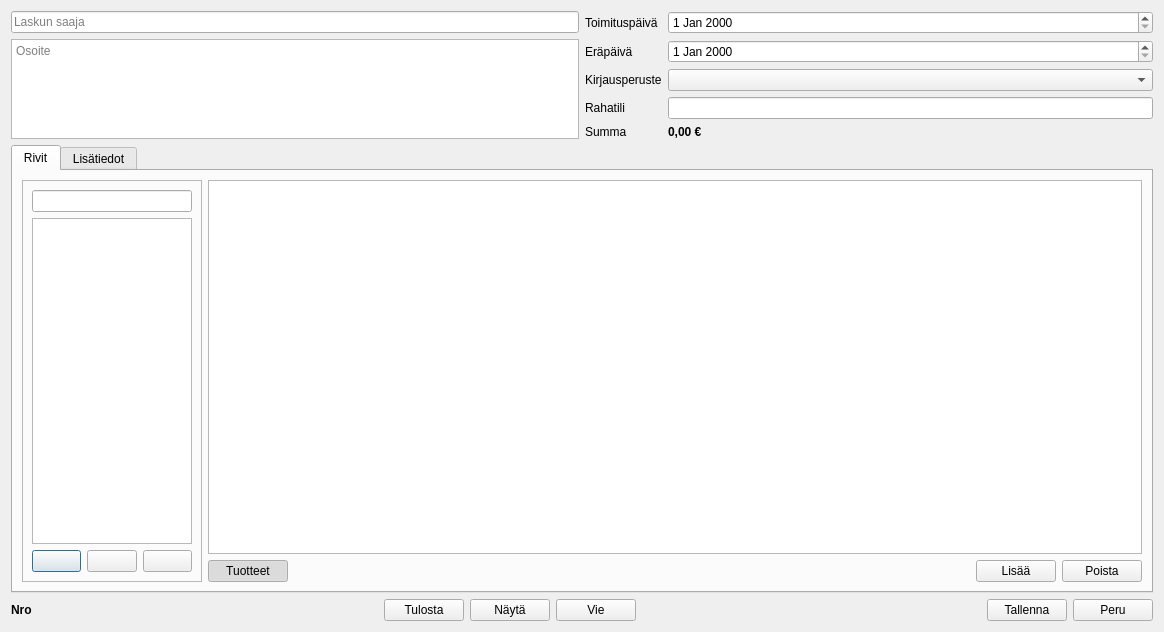
First picture: the form in kitupiikki/laskutus/laskudialogi.ui, repository artoh/kitupiikki, before the edit.
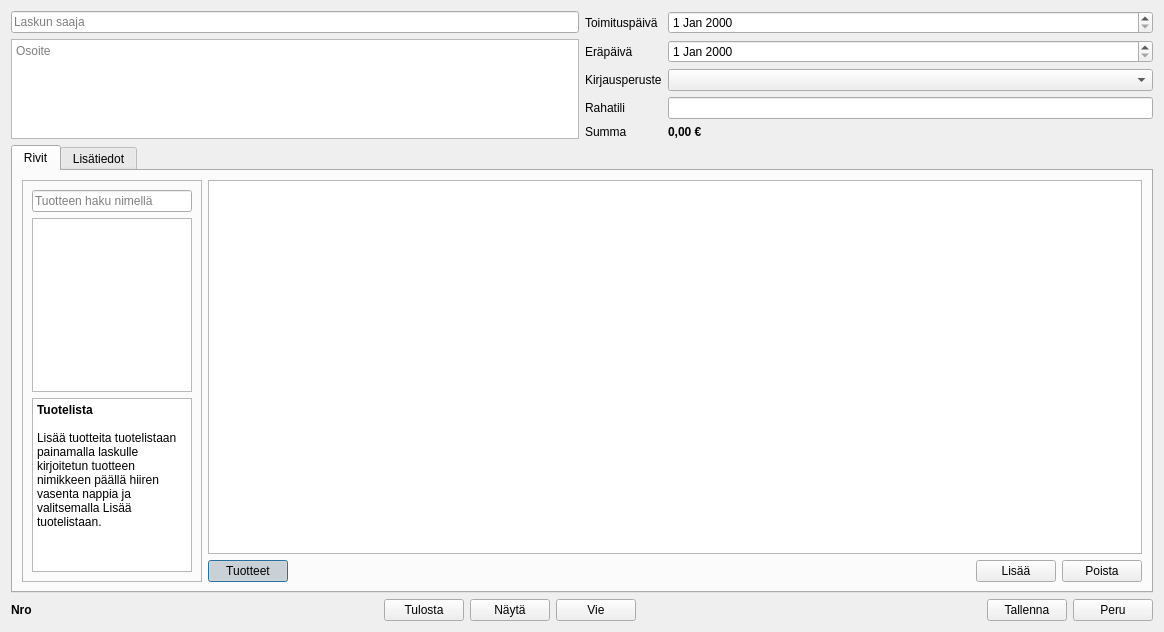
Second picture: the form after the edit. Icons and pictures are not drawn. Custom widgets are drawn as their Qt base class.

Diff of the .ui file:
```diff
--- a/kitupiikki/laskutus/laskudialogi.ui
+++ b/kitupiikki/laskutus/laskudialogi.ui
@@ -144,56 +144,27 @@
          </property>
          <layout class="QVBoxLayout" name="verticalLayout_2">
           <item>
-           <widget class="QLineEdit" name="tuotehakuEdit"/>
+           <widget class="QLineEdit" name="tuotehakuEdit">
+            <property name="placeholderText">
+             <string>Tuotteen haku nimellä</string>
+            </property>
+           </widget>
           </item>
           <item>
-           <widget class="QListView" name="tuoteView"/>
+           <widget class="QTableView" name="tuotelistaView"/>
           </item>
           <item>
-           <layout class="QHBoxLayout" name="horizontalLayout_5">
-            <item>
-             <widget class="QPushButton" name="lisaaTuoteNappi">
-              <property name="toolTip">
-               <string>Lisää tuote tuoteluetteloon</string>
-              </property>
-              <property name="text">
-               <string/>
-              </property>
-              <property name="icon">
-               <iconset resource="../pic/pic.qrc">
-                <normaloff>:/pic/lisaa.png</normaloff>:/pic/lisaa.png</iconset>
-              </property>
-             </widget>
-            </item>
-            <item>
-             <widget class="QPushButton" name="muokkaaTuoteNappi">
-              <property name="toolTip">
-               <string>Muokkaa tuotteen tietoa</string>
-              </property>
-              <property name="text">
-               <string/>
-              </property>
-              <property name="icon">
-               <iconset resource="../pic/pic.qrc">
-                <normaloff>:/pic/muokkaa.png</normaloff>:/pic/muokkaa.png</iconset>
-              </property>
-             </widget>
-            </item>
-            <item>
-             <widget class="QPushButton" name="poistaTuoteNappi">
-              <property name="toolTip">
-               <string>Poista tuote tuoteluettelosta</string>
-              </property>
-              <property name="text">
-               <string/>
-              </property>
-              <property name="icon">
-               <iconset resource="../pic/pic.qrc">
-                <normaloff>:/pic/poista.png</normaloff>:/pic/poista.png</iconset>
-              </property>
-             </widget>
-            </item>
-           </layout>
+           <widget class="QTextBrowser" name="tuotelistaOhje">
+            <property name="html">
+             <string>&lt;!DOCTYPE HTML PUBLIC &quot;-//W3C//DTD HTML 4.0//EN&quot; &quot;http://www.w3.org/TR/REC-html40/strict.dtd&quot;&gt;
+&lt;html&gt;&lt;head&gt;&lt;meta name=&quot;qrichtext&quot; content=&quot;1&quot; /&gt;&lt;style type=&quot;text/css&quot;&gt;
+p, li { white-space: pre-wrap; }
+&lt;/style&gt;&lt;/head&gt;&lt;body style=&quot; font-family:'Sans Serif'; font-size:9pt; font-weight:400; font-style:normal;&quot;&gt;
+&lt;p style=&quot; margin-top:0px; margin-bottom:0px; margin-left:0px; margin-right:0px; -qt-block-indent:0; text-indent:0px;&quot;&gt;&lt;span style=&quot; font-weight:600;&quot;&gt;Tuotelista&lt;/span&gt;&lt;/p&gt;
+&lt;p style=&quot;-qt-paragraph-type:empty; margin-top:0px; margin-bottom:0px; margin-left:0px; margin-right:0px; -qt-block-indent:0; text-indent:0px;&quot;&gt;&lt;br /&gt;&lt;/p&gt;
+&lt;p style=&quot; margin-top:0px; margin-bottom:0px; margin-left:0px; margin-right:0px; -qt-block-indent:0; text-indent:0px;&quot;&gt;Lisää tuotteita tuotelistaan painamalla laskulle kirjoitetun tuotteen nimikkeen päällä hiiren vasenta nappia ja valitsemalla Lisää tuotelistaan.&lt;/p&gt;&lt;/body&gt;&lt;/html&gt;</string>
+            </property>
+           </widget>
           </item>
          </layout>
         </widget>
```
Left out of the diff: 12 changed lines with no effect on the pictures.
